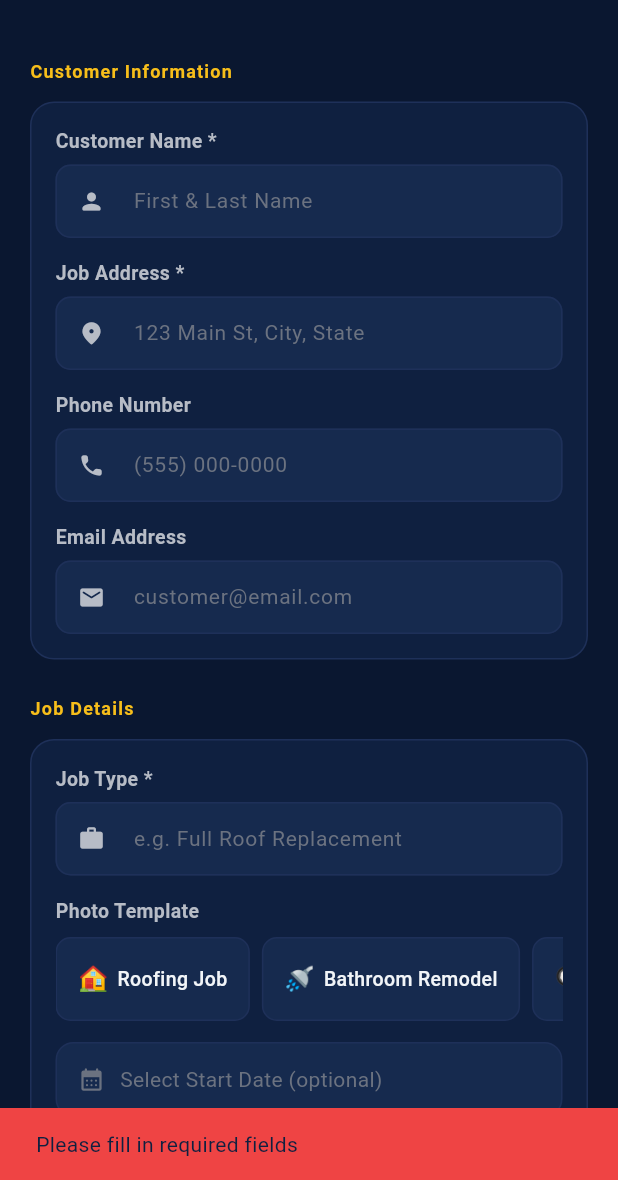
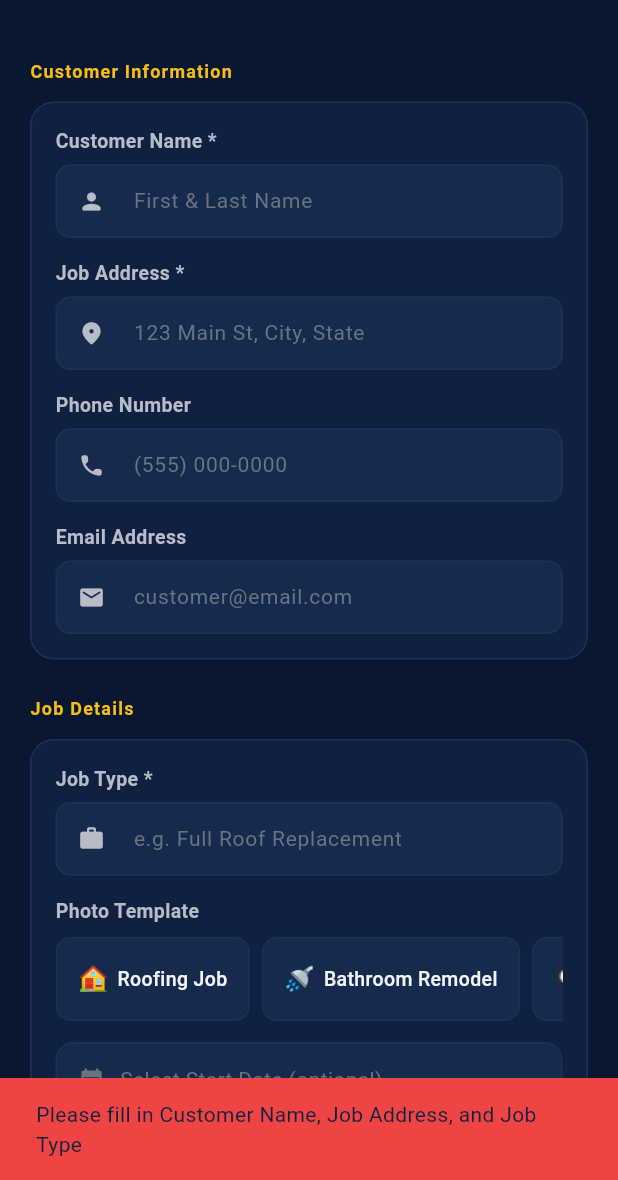
Before and after one commit to TheMarketingMillennial/Traderep_pro, a Flutter app: the CreateJobScreen screen opened directly, after a tap on "Save", on a phone screen of 412 x 824 dp, the part 56-1236 px from its top. Run offline on Flutter 3.47's test engine with Material 3 defaults, Android fonts, the phone set to English and light mode, and no system bars; our stand-ins replace cloud_firestore, firebase_auth, firebase_core, firebase_storage, image_picker, share_plus; missing offline and left inert: flutter_stripe; accounts and stored records are empty.

Commit message:
fix: job creation saves to correct Firestore company + photos upload on web
Three root-cause bugs fixed:

1. create_job_screen.dart — hardcoded companyId: 'co_001'
   Jobs were saved under a fake placeholder ID instead of the real
   Firebase UID. Fixed to use state.company?.id ?? state.firestoreCompanyId
   so the document always lands under the authenticated user's company.

2. _saveJob was void / fire-and-forget
   Firestore write errors were silently swallowed via catchError.
   Converted to async Future<void> with await state.addJobAsync(job),
   proper try/catch, user-visible error SnackBar, and a loading spinner
   that prevents double-taps during save.

3. firestore_service.dart — submitPhotos skipped Storage upload on web
   The '!kIsWeb' guard meant every photo submitted from the web preview
   kept only localPath and never got a networkUrl. Removed the guard;
   now uses XFile.readAsBytes() + putData() on all platforms. Original
   XFile list is threaded through AppState → FirestoreService so web
   blob URLs are readable. Adds SettableMetadata(contentType: image/jpeg)
   for correct Content-Type in Storage.

```diff
--- a/lib/features/jobs/create_job_screen.dart
+++ b/lib/features/jobs/create_job_screen.dart
@@ -1,3 +1,4 @@
+import 'package:flutter/foundation.dart';
 import 'package:flutter/material.dart';
 import 'package:provider/provider.dart';
 import '../../core/theme/app_theme.dart';
@@ -21,10 +22,12 @@ class _CreateJobScreenState extends State<CreateJobScreen> {
   final _notesCtrl = TextEditingController();
   String? _selectedTemplate;
   DateTime? _startDate;
+  bool _saving = false;
 
   @override
   Widget build(BuildContext context) {
-    final state = context.read<AppState>();
+    // Use watch so Save button disables while _saving
+    final state = context.watch<AppState>();
 
     return Scaffold(
       backgroundColor: TRColors.navyDeep,
@@ -39,8 +42,15 @@ class _CreateJobScreenState extends State<CreateJobScreen> {
         )),
         actions: [
           TextButton(
-            onPressed: () => _saveJob(context, state),
-            child: const Text('Save', style: TextStyle(
+            onPressed: _saving ? null : () => _saveJob(context, state),
+            child: _saving
+                ? const SizedBox(
+                    width: 18, height: 18,
+                    child: CircularProgressIndicator(
+                      strokeWidth: 2, color: TRColors.gold,
+                    ),
+                  )
+                : const Text('Save', style: TextStyle(
                     color: TRColors.gold, fontSize: 16, fontWeight: FontWeight.w700,
                   )),
           ),
@@ -88,9 +98,9 @@ class _CreateJobScreenState extends State<CreateJobScreen> {
             ]),
             const SizedBox(height: 32),
             GoldButton(
-              label: 'Create Job File',
+              label: _saving ? 'Saving…' : 'Create Job File',
               icon: Icons.add_circle_rounded,
-              onTap: () => _saveJob(context, state),
+              onTap: _saving ? null : () => _saveJob(context, state),
             ),
             const SizedBox(height: 40),
           ],
@@ -224,37 +234,66 @@ class _CreateJobScreenState extends State<CreateJobScreen> {
     );
   }
 
-  void _saveJob(BuildContext context, AppState state) {
-    if (_nameCtrl.text.isEmpty || _addressCtrl.text.isEmpty || _jobTypeCtrl.text.isEmpty) {
+  Future<void> _saveJob(BuildContext context, AppState state) async {
+    if (_nameCtrl.text.trim().isEmpty ||
+        _addressCtrl.text.trim().isEmpty ||
+        _jobTypeCtrl.text.trim().isEmpty) {
       ScaffoldMessenger.of(context).showSnackBar(
-        const SnackBar(content: Text('Please fill in required fields'), backgroundColor: TRColors.error),
+        const SnackBar(
+          content: Text('Please fill in Customer Name, Job Address, and Job Type'),
+          backgroundColor: TRColors.error,
+        ),
       );
       return;
     }
 
+    setState(() => _saving = true);
+
+    // Use the real company ID from the authenticated session.
+    // Falls back to FirestoreService._companyId (already set to Firebase UID
+    // by onFirebaseSignIn) so we never write to a hardcoded placeholder.
+    final companyId = state.company?.id ?? state.firestoreCompanyId;
+
     final job = Job(
       id: 'job_${DateTime.now().millisecondsSinceEpoch}',
-      companyId: 'co_001',
-      customerName: _nameCtrl.text,
-      address: _addressCtrl.text,
-      phone: _phoneCtrl.text.isEmpty ? 'N/A' : _phoneCtrl.text,
-      email: _emailCtrl.text.isEmpty ? 'N/A' : _emailCtrl.text,
-      jobType: _jobTypeCtrl.text,
-      templateId: _selectedTemplate ?? 'tmpl_roofing',
+      companyId: companyId,
+      customerName: _nameCtrl.text.trim(),
+      address: _addressCtrl.text.trim(),
+      phone: _phoneCtrl.text.trim().isEmpty ? '' : _phoneCtrl.text.trim(),
+      email: _emailCtrl.text.trim().isEmpty ? '' : _emailCtrl.text.trim(),
+      jobType: _jobTypeCtrl.text.trim(),
+      templateId: _selectedTemplate ?? (state.templates.isNotEmpty ? state.templates.first.id : ''),
       status: JobStatus.lead,
       startDate: _startDate,
-      notes: _notesCtrl.text.isEmpty ? null : _notesCtrl.text,
+      notes: _notesCtrl.text.trim().isEmpty ? null : _notesCtrl.text.trim(),
       createdAt: DateTime.now(),
     );
 
-    state.addJob(job);
-    Navigator.pop(context);
-    ScaffoldMessenger.of(context).showSnackBar(
+    // Capture navigator/messenger before the await gap
+    final nav = Navigator.of(context);
+    final messenger = ScaffoldMessenger.of(context);
+
+    try {
+      await state.addJobAsync(job);
+      if (!mounted) return;
+      nav.pop();
+      messenger.showSnackBar(
         const SnackBar(
           content: Text('Job created successfully!'),
           backgroundColor: TRColors.success,
         ),
       );
+    } catch (e) {
+      if (kDebugMode) debugPrint('_saveJob error: $e');
+      if (!mounted) return;
+      setState(() => _saving = false);
+      messenger.showSnackBar(
+        SnackBar(
+          content: Text('Failed to save job: ${e.toString()}'),
+          backgroundColor: TRColors.error,
+        ),
+      );
+    }
   }
 
   String _formatDate(DateTime date) {
--- a/lib/shared/services/app_state.dart
+++ b/lib/shared/services/app_state.dart
@@ -43,6 +43,11 @@ class AppState extends ChangeNotifier {
   bool _firestoreReady = false;
   bool get firestoreReady => _firestoreReady;
 
+  /// Exposes the company ID that FirestoreService is currently keyed to.
+  /// This is the Firebase Auth UID set by onFirebaseSignIn().
+  /// Use this as the authoritative companyId when company doc hasn't loaded yet.
+  String get firestoreCompanyId => _fs.companyId;
+
   // ─── Theme ──────────────────────────────────────────────────────────────────
   ThemeMode _themeMode = ThemeMode.dark;
   ThemeMode get themeMode => _themeMode;
@@ -87,6 +92,16 @@ class AppState extends ChangeNotifier {
     _fs.addJob(job).catchError((e) {
       if (kDebugMode) debugPrint('addJob Firestore error: $e');
     });
+  }
+
+  /// Async variant used by CreateJobScreen — awaits Firestore write so the
+  /// caller can catch errors and show them to the user instead of swallowing.
+  Future<void> addJobAsync(Job job) async {
+    // Optimistic local insert first so the list updates immediately
+    _jobs = [job, ..._jobs];
+    notifyListeners();
+    // Await the Firestore write — throws on failure so caller can react
+    await _fs.addJob(job);
   }
 
   void updateJob(Job updated) {
@@ -535,6 +550,9 @@ class AppState extends ChangeNotifier {
         submittedByName: user.name,
         photos: photos,
         crewNote: crewNote,
+        // Pass original XFile list so FirestoreService can read bytes on
+        // both mobile (file path) and web (blob/data URL via readAsBytes())
+        xFiles: pickedFiles,
       );
       // Optimistic local insert
       _photoSubmissions = [submission, ..._photoSubmissions];
--- a/lib/shared/services/firestore_service.dart
+++ b/lib/shared/services/firestore_service.dart
@@ -431,8 +431,8 @@ class FirestoreService {
   }
 
   /// Crew member submits photos for a job.
-  /// Uploads each local file to Firebase Storage, then writes the
-  /// PhotoSubmission document to Firestore.
+  /// Uploads each XFile to Firebase Storage (works on both mobile and web),
+  /// then writes the PhotoSubmission document to Firestore.
   Future<PhotoSubmission> submitPhotos({
     required String jobId,
     required String jobName,
@@ -440,19 +440,34 @@ class FirestoreService {
     required String submittedByName,
     required List<SubmittedPhoto> photos,
     String? crewNote,
+    // The original XFile list must be passed alongside photos so we can read
+    // bytes on all platforms (XFile.readAsBytes() works on web + mobile).
+    List<XFile>? xFiles,
   }) async {
     final submissionId = 'sub_${DateTime.now().millisecondsSinceEpoch}';
 
-    // Upload each photo to Firebase Storage and collect network URLs
+    // Upload each photo to Firebase Storage and collect network URLs.
+    // We use XFile.readAsBytes() which works on both mobile (file path) and
+    // web (blob / data URL) — the old `!kIsWeb` guard was wrongly skipping
+    // all uploads on web preview.
     final uploadedPhotos = <SubmittedPhoto>[];
-    for (final photo in photos) {
-      if (photo.localPath != null && !kIsWeb) {
+    for (int i = 0; i < photos.length; i++) {
+      final photo = photos[i];
+      // Resolve the XFile: prefer the passed xFiles list (most reliable on web)
+      // otherwise fall back to constructing one from localPath (mobile only).
+      final xfile = (xFiles != null && i < xFiles.length)
+          ? xFiles[i]
+          : (photo.localPath != null ? XFile(photo.localPath!) : null);
+
+      if (xfile != null) {
         try {
-          // Use XFile.readAsBytes() — works on all platforms, no dart:io needed.
-          final bytes = await XFile(photo.localPath!).readAsBytes();
+          final bytes = await xfile.readAsBytes();
           final ref = FirebaseStorage.instance
               .ref('photo_submissions/$_companyId/$jobId/$submissionId/${photo.id}.jpg');
-          final task = await ref.putData(Uint8List.fromList(bytes));
+          final task = await ref.putData(
+            Uint8List.fromList(bytes),
+            SettableMetadata(contentType: 'image/jpeg'),
+          );
           final url = await task.ref.getDownloadURL();
           uploadedPhotos.add(SubmittedPhoto(
             id: photo.id,
@@ -461,12 +476,14 @@ class FirestoreService {
             type: photo.type,
             label: photo.label,
           ));
+          if (kDebugMode) debugPrint('[Storage] Uploaded ${photo.id} → $url');
         } catch (e) {
-          if (kDebugMode) debugPrint('Photo upload error for ${photo.id}: $e');
-          // Keep the local path version if upload fails
+          if (kDebugMode) debugPrint('[Storage] Upload error for ${photo.id}: $e');
+          // Keep the photo without networkUrl so submission still saves
           uploadedPhotos.add(photo);
         }
       } else {
+        // No bytes available (shouldn't happen in normal flow)
         uploadedPhotos.add(photo);
       }
     }
```
Lines whose indentation alone changed are shown as unchanged.
